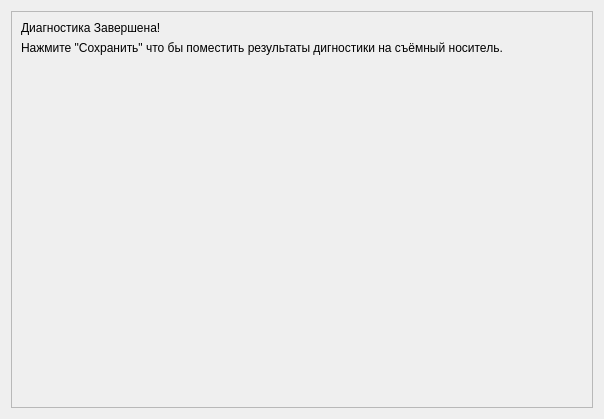
First picture: the form in src/app/3.ui, repository AntProBasealt/wizard, before the edit.
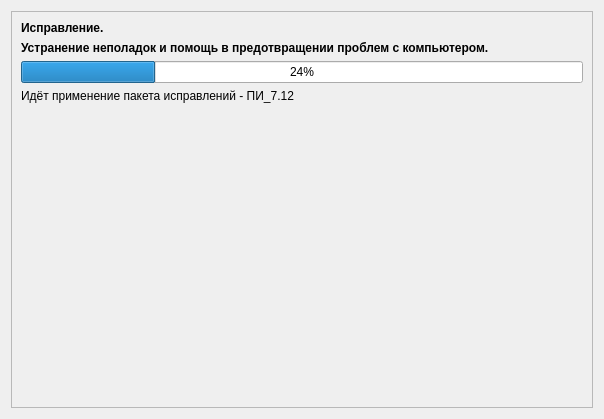
Second picture: the form after the edit.

```diff
--- a/src/app/3.ui
+++ b/src/app/3.ui
@@ -23,33 +23,59 @@
       <enum>QFrame::Raised</enum>
      </property>
      <layout class="QGridLayout" name="gridLayout_2">
-      <item row="0" column="0">
-       <widget class="QLabel" name="label">
-        <property name="text">
-         <string>Диагностика Завершена!</string>
-        </property>
-       </widget>
-      </item>
-      <item row="1" column="0">
-       <widget class="QLabel" name="label_2">
-        <property name="text">
-         <string>Нажмите &quot;Сохранить&quot; что бы поместить результаты дигностики на съёмный носитель.</string>
-        </property>
-       </widget>
-      </item>
-      <item row="2" column="0">
+      <item row="7" column="0" colspan="2">
        <spacer name="verticalSpacer">
         <property name="orientation">
          <enum>Qt::Vertical</enum>
         </property>
         <property name="sizeHint" stdset="0">
          <size>
-          <width>558</width>
-          <height>293</height>
+          <width>548</width>
+          <height>267</height>
          </size>
         </property>
        </spacer>
       </item>
+      <item row="1" column="0">
+       <widget class="QLabel" name="label_3">
+        <property name="font">
+         <font>
+          <weight>75</weight>
+          <bold>true</bold>
+         </font>
+        </property>
+        <property name="text">
+         <string>Исправление.</string>
+        </property>
+       </widget>
+      </item>
+      <item row="3" column="0" colspan="2">
+       <widget class="QProgressBar" name="progressBar">
+        <property name="value">
+         <number>24</number>
+        </property>
+       </widget>
+      </item>
+      <item row="4" column="0" colspan="2">
+       <widget class="QLabel" name="label_2">
+        <property name="text">
+         <string>Идёт применение пакета исправлений - ПИ_7.12</string>
+        </property>
+       </widget>
+      </item>
+      <item row="2" column="0">
+       <widget class="QLabel" name="label">
+        <property name="font">
+         <font>
+          <weight>75</weight>
+          <bold>true</bold>
+         </font>
+        </property>
+        <property name="text">
+         <string>Устранение неполадок и помощь в предотвращении проблем с компьютером.</string>
+        </property>
+       </widget>
+      </item>
      </layout>
     </widget>
    </item>
```
Left out of the diff: 4 changed lines with no effect on the pictures.
